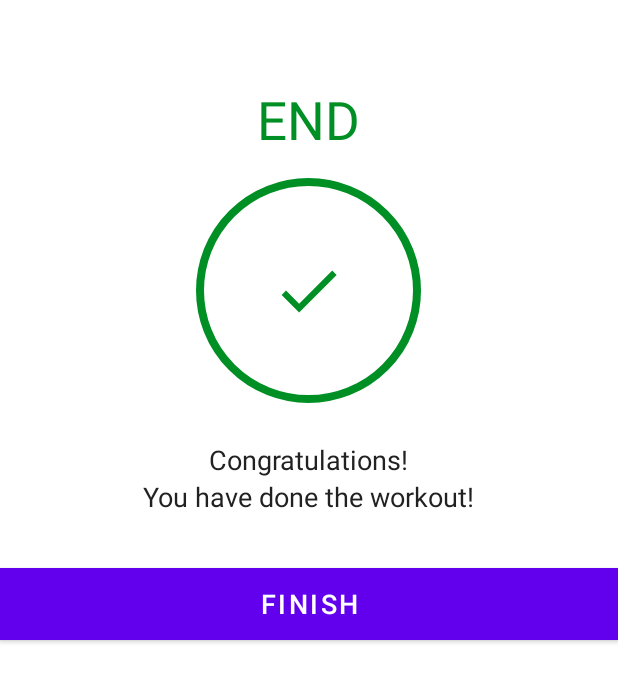
After one commit to kaykay0808/7MinutesWorkout, an Android app: the FinishFragment screen opened through its navigation route, on a phone screen of 412 x 824 dp. The commit adds this screen. Shown: the top 682 px of the screen. Run offline under Robolectric (Android 15) with nearby library versions, the phone set to English and light mode, and no system bars.

Commit message:
Design the finish layout

```diff
--- /dev/null
+++ b/app/src/main/java/com/kay/a7minutesworkout/fragments/FinishFragment.kt
@@ -0,0 +1,29 @@
+package com.kay.a7minutesworkout.fragments
+
+import android.os.Bundle
+import android.view.LayoutInflater
+import android.view.View
+import android.view.ViewGroup
+import androidx.fragment.app.Fragment
+import com.kay.a7minutesworkout.databinding.FragmentFinishBinding
+
+class FinishFragment : Fragment() {
+
+    private var _binding: FragmentFinishBinding? = null
+    private val binding get() = _binding!!
+
+    override fun onCreateView(
+        inflater: LayoutInflater,
+        container: ViewGroup?,
+        savedInstanceState: Bundle?
+    ): View {
+        // Inflate the layout for this fragment
+        _binding = FragmentFinishBinding.inflate(inflater, container, false)
+        return binding.root
+    }
+
+    override fun onDestroy() {
+        super.onDestroy()
+        _binding = null
+    }
+}
--- /dev/null
+++ b/app/src/main/res/drawable/ic_action_done.xml
@@ -0,0 +1,10 @@
+<vector xmlns:android="http://schemas.android.com/apk/res/android"
+    android:width="24dp"
+    android:height="24dp"
+    android:tint="#008F24"
+    android:viewportWidth="24"
+    android:viewportHeight="24">
+    <path
+        android:fillColor="@android:color/white"
+        android:pathData="M9,16.2L4.8,12l-1.4,1.4L9,19 21,7l-1.4,-1.4L9,16.2z" />
+</vector>
--- /dev/null
+++ b/app/src/main/res/drawable/ic_arrow_down.xml
@@ -0,0 +1,5 @@
+<vector android:height="24dp" android:tint="#529B24"
+    android:viewportHeight="24" android:viewportWidth="24"
+    android:width="24dp" xmlns:android="http://schemas.android.com/apk/res/android">
+    <path android:fillColor="@android:color/white" android:pathData="M7.41,8.59L12,13.17l4.59,-4.58L18,10l-6,6 -6,-6 1.41,-1.41z"/>
+</vector>
--- /dev/null
+++ b/app/src/main/res/layout/fragment_finish.xml
@@ -0,0 +1,66 @@
+<?xml version="1.0" encoding="utf-8"?>
+<LinearLayout xmlns:android="http://schemas.android.com/apk/res/android"
+    xmlns:tools="http://schemas.android.com/tools"
+    android:layout_width="match_parent"
+    android:layout_height="match_parent"
+    android:gravity="center_horizontal"
+    android:orientation="vertical"
+    tools:context=".fragments.FinishFragment">
+
+    <androidx.appcompat.widget.Toolbar
+        android:id="@+id/toolbar_finish_activity"
+        android:layout_width="match_parent"
+        android:layout_height="?android:attr/actionBarSize"
+        android:background="#FFFFFF" />
+
+    <TextView
+        android:id="@+id/TextViewEnd"
+        android:layout_width="wrap_content"
+        android:layout_height="wrap_content"
+        android:text="END"
+        android:textColor="@color/colorAccent"
+        android:textSize="35dp" />
+
+    <LinearLayout
+        android:layout_width="150dp"
+        android:layout_height="150dp"
+        android:layout_gravity="center"
+        android:layout_marginTop="15dp"
+        android:background="@drawable/item_circular_color_accent_border"
+        android:gravity="center">
+
+        <!--Here the ic_action_done image in added in the drawables folders.-->
+        <ImageView
+            android:layout_width="50dp"
+            android:layout_height="50dp"
+            android:contentDescription="@string/image"
+            android:src="@drawable/ic_action_done" />
+    </LinearLayout>
+
+    <TextView
+        android:layout_width="wrap_content"
+        android:layout_height="wrap_content"
+        android:layout_marginTop="25dp"
+        android:text="Congratulations!"
+        android:textColor="#212121"
+        android:textSize="18sp" />
+
+    <TextView
+        android:layout_width="wrap_content"
+        android:layout_height="wrap_content"
+        android:text="You have done the workout!"
+        android:textColor="#212121"
+        android:textSize="18sp" />
+
+    <Button
+        android:id="@+id/btnFinish"
+        android:layout_width="match_parent"
+        android:layout_height="wrap_content"
+        android:layout_gravity="bottom"
+        android:layout_marginTop="35dp"
+        android:background="@color/colorAccent"
+        android:text="FINISH"
+        android:textColor="#FFFFFF"
+        android:textSize="18sp" />
+
+</LinearLayout>
--- a/app/src/main/res/navigation/my_nav.xml
+++ b/app/src/main/res/navigation/my_nav.xml
@@ -22,5 +22,17 @@
         <action
             android:id="@+id/action_exerciseFragment_to_startFragment"
             app:destination="@id/startFragment" />
+        <action
+            android:id="@+id/action_exerciseFragment_to_finishFragment"
+            app:destination="@id/finishFragment" />
+    </fragment>
+    <fragment
+        android:id="@+id/finishFragment"
+        android:name="com.kay.a7minutesworkout.fragments.FinishFragment"
+        android:label="fragment_finish"
+        tools:layout="@layout/fragment_finish" >
+        <action
+            android:id="@+id/action_finishFragment_to_startFragment"
+            app:destination="@id/startFragment" />
     </fragment>
 </navigation>
```
Also changed, not shown: 1 other file.
